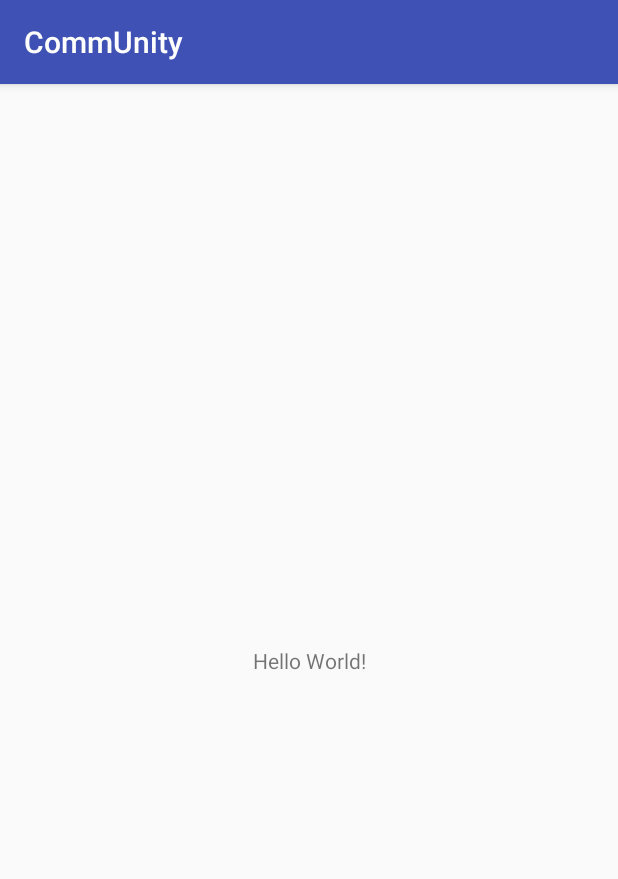
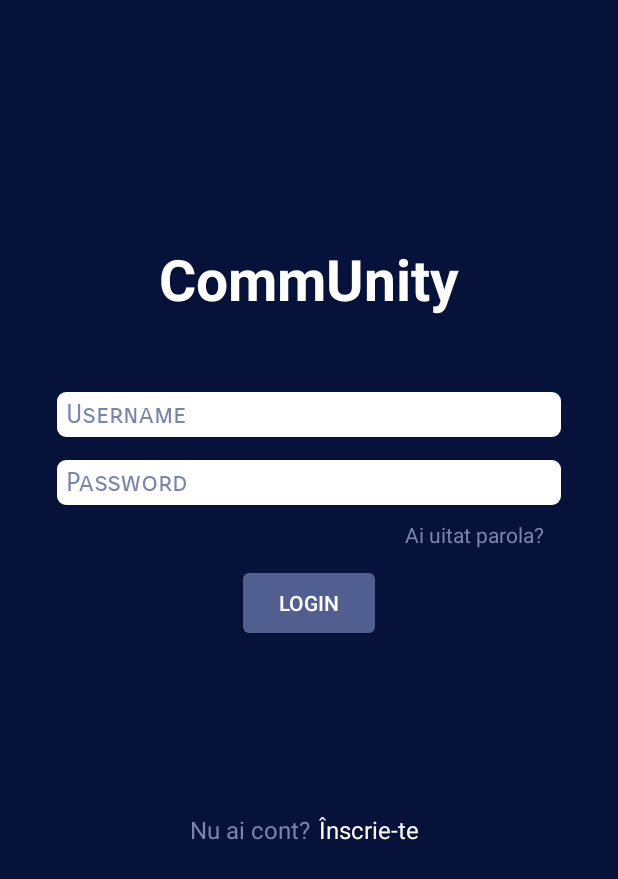
Before and after one commit to MoiseDragos/commUnity, an Android app: the screen it shows after launch (MainActivity before the commit, LoginActivity after it), on a phone screen of 412 x 824 dp. Shown: the top 879 px of the screen. Run offline under Robolectric (Android 15) with nearby library versions, the phone set to English and light mode, and no system bars.

Commit message:
Login interface V2

```diff
--- a/app/build.gradle
+++ b/app/build.gradle
@@ -3,6 +3,7 @@ apply plugin: 'com.android.application'
 android {
     compileSdkVersion 25
     buildToolsVersion "25.0.2"
+
     defaultConfig {
         applicationId "com.community.community"
         minSdkVersion 16
@@ -17,6 +18,8 @@ android {
             proguardFiles getDefaultProguardFile('proguard-android.txt'), 'proguard-rules.pro'
         }
     }
+
+
 }
 
 dependencies {
@@ -24,6 +27,8 @@ dependencies {
     androidTestCompile('com.android.support.test.espresso:espresso-core:2.2.2', {
         exclude group: 'com.android.support', module: 'support-annotations'
     })
+
+
     compile 'com.android.support:appcompat-v7:25.2.0'
     compile 'com.android.support.constraint:constraint-layout:1.0.1'
     testCompile 'junit:junit:4.12'
--- a/app/src/main/AndroidManifest.xml
+++ b/app/src/main/AndroidManifest.xml
@@ -10,12 +10,20 @@
         android:supportsRtl="true"
         android:theme="@style/AppTheme">
         <activity android:name=".MainActivity">
+
+        </activity>
+        <activity
+            android:name=".LoginActivity"
+            android:theme="@style/AppTheme.NoActionBar">
+
             <intent-filter>
                 <action android:name="android.intent.action.MAIN" />
 
                 <category android:name="android.intent.category.LAUNCHER" />
             </intent-filter>
+
         </activity>
+
     </application>
 
 </manifest>
--- /dev/null
+++ b/app/src/main/java/com/community/community/LoginActivity.java
@@ -0,0 +1,18 @@
+package com.community.community;
+
+import android.os.Bundle;
+import android.support.annotation.Nullable;
+import android.support.v7.app.AppCompatActivity;
+
+/**
+ * Created by dadul on 14.03.2017.
+ */
+
+public class LoginActivity extends AppCompatActivity {
+
+    @Override
+    protected void onCreate(@Nullable Bundle savedInstanceState) {
+        super.onCreate(savedInstanceState);
+        setContentView(R.layout.login_activity);
+    }
+}
--- a/app/src/main/java/com/community/community/MainActivity.java
+++ b/app/src/main/java/com/community/community/MainActivity.java
@@ -10,5 +10,7 @@ public class MainActivity extends AppCompatActivity {
         //test for git
         super.onCreate(savedInstanceState);
         setContentView(R.layout.activity_main);
+
+
     }
 }
--- /dev/null
+++ b/app/src/main/res/drawable/button_login_form.xml
@@ -0,0 +1,12 @@
+<?xml version="1.0" encoding="utf-8"?>
+<shape xmlns:android="http://schemas.android.com/apk/res/android"
+    android:shape="rectangle">
+
+    <solid
+        android:color="@color/blue3"/>
+    <padding
+        android:left="16dp"
+        android:right="16dp"/>
+    <corners
+        android:radius="4dp"/>
+</shape>
--- /dev/null
+++ b/app/src/main/res/drawable/edittext_login_form.xml
@@ -0,0 +1,13 @@
+<?xml version="1.0" encoding="utf-8"?>
+<shape xmlns:android="http://schemas.android.com/apk/res/android"
+    android:shape="rectangle">
+    <solid
+        android:color="@color/white"/>
+    <padding
+        android:left="6dp"
+        android:bottom="4dp"
+        android:right="6dp"
+        android:top="4dp"/>
+    <corners
+        android:radius="6dp"/>
+</shape>
--- a/app/src/main/res/layout/activity_main.xml
+++ b/app/src/main/res/layout/activity_main.xml
@@ -4,15 +4,14 @@
     xmlns:tools="http://schemas.android.com/tools"
     android:layout_width="match_parent"
     android:layout_height="match_parent"
-    tools:context="com.community.community.MainActivity">
+    tools:context="com.community.community.MainActivity"
+    tools:layout_editor_absoluteY="81dp"
+    tools:layout_editor_absoluteX="0dp">
 
-    <TextView
+
+    <Button
+        android:id="@+id/sendString"
         android:layout_width="wrap_content"
         android:layout_height="wrap_content"
-        android:text="Hello World!"
-        app:layout_constraintBottom_toBottomOf="parent"
-        app:layout_constraintLeft_toLeftOf="parent"
-        app:layout_constraintRight_toRightOf="parent"
-        app:layout_constraintTop_toTopOf="parent" />
-
+        android:text="Add value to Firebase" />
 </android.support.constraint.ConstraintLayout>
--- a/app/src/main/res/values/colors.xml
+++ b/app/src/main/res/values/colors.xml
@@ -3,4 +3,11 @@
     <color name="colorPrimary">#3F51B5</color>
     <color name="colorPrimaryDark">#303F9F</color>
     <color name="colorAccent">#FF4081</color>
+    <color name="blue1">#303E73</color>
+    <color name="blue2">#7A85AD</color>
+    <color name="blue3">#515E90</color>
+    <color name="blue4">#13266C</color>
+    <color name="blue5">#07123A</color>
+    <color name="white">#fff</color>
+
 </resources>
--- a/app/src/main/res/values/strings.xml
+++ b/app/src/main/res/values/strings.xml
@@ -1,3 +1,9 @@
 <resources>
     <string name="app_name">CommUnity</string>
+    <string name="username">Username</string>
+    <string name="password">Password</string>
+    <string name="login">Login</string>
+    <string name="forgotPassword">Ai uitat parola?</string>
+    <string name="noaccount">Nu ai cont?</string>
+    <string name="singup">Înscrie-te</string>
 </resources>
--- a/app/src/main/res/values/styles.xml
+++ b/app/src/main/res/values/styles.xml
@@ -8,4 +8,9 @@
         <item name="colorAccent">@color/colorAccent</item>
     </style>
 
+    <style name="AppTheme.NoActionBar">
+        <item name="windowActionBar">false</item>
+        <item name="windowNoTitle">true</item>
+    </style>
+
 </resources>
--- a/build.gradle
+++ b/build.gradle
@@ -6,7 +6,6 @@ buildscript {
     }
     dependencies {
         classpath 'com.android.tools.build:gradle:2.3.0'
-
         // NOTE: Do not place your application dependencies here; they belong
         // in the individual module build.gradle files
     }
```
